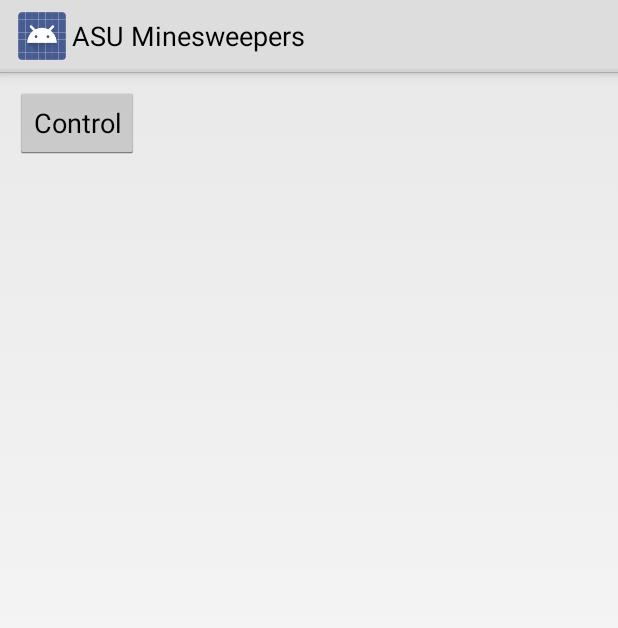
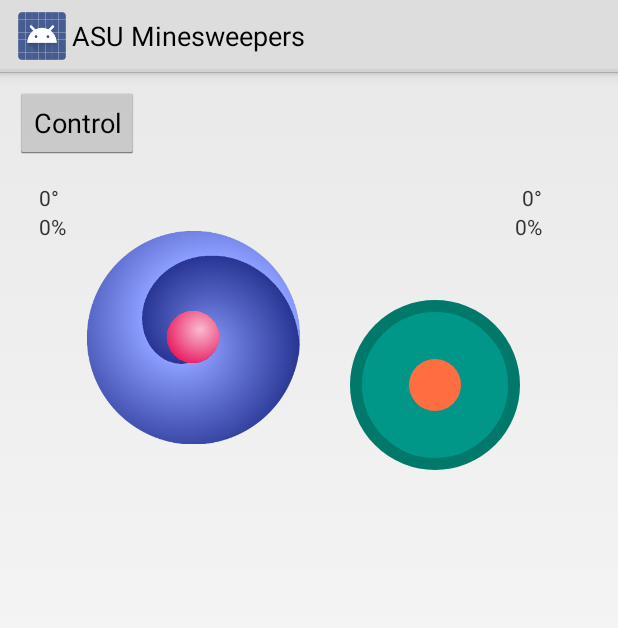
Before and after one commit to AhmedSadek60/android-BluetoothLeGatt-master, an Android app: the layout gatt_services_characteristics.xml on its own in the app's theme, with its tools: preview values and no code run, on a phone screen of 412 x 824 dp. Shown: the top 628 px of the screen. Run offline under Robolectric (Android 15) with nearby library versions, the phone set to English and light mode, and no system bars.

Commit message:
Joystick added and thread

```diff
--- a/Application/src/main/AndroidManifest.xml
+++ b/Application/src/main/AndroidManifest.xml
@@ -37,13 +37,15 @@
         android:icon="@drawable/ic_launcher"
         android:theme="@android:style/Theme.Holo.Light">
         <activity android:name=".DeviceScanActivity"
+
             android:label="@string/app_name">
             <intent-filter>
                 <action android:name="android.intent.action.MAIN"/>
                 <category android:name="android.intent.category.LAUNCHER"/>
             </intent-filter>
         </activity>
-        <activity android:name=".DeviceControlActivity"/>
+        <activity android:name=".DeviceControlActivity"
+            android:screenOrientation="landscape"/>
 
         <service android:name=".BluetoothLeService" android:enabled="true"/>
     </application>
--- a/Application/src/main/res/layout/gatt_services_characteristics.xml
+++ b/Application/src/main/res/layout/gatt_services_characteristics.xml
@@ -20,13 +20,84 @@
         android:layout_margin="10dp">
     <LinearLayout
         android:layout_width="wrap_content"
-        android:layout_height="wrap_content">
+        android:layout_height="wrap_content"
+        android:orientation="vertical">
 
     <Button
         android:layout_width="wrap_content"
         android:layout_height="wrap_content"
         android:text="Control"
         android:id="@+id/control_button"/>
+
+
+        <RelativeLayout
+            xmlns:android="http://schemas.android.com/apk/res/android"
+            xmlns:tools="http://schemas.android.com/tools"
+            android:layout_width="367dp"
+            android:layout_height="238dp"
+            tools:context="io.github.controlwear.joystickdemo.MainActivity"
+            android:padding="16dp">
+
+            <TextView
+                android:id="@+id/textView_angle_left"
+                android:layout_width="wrap_content"
+                android:layout_height="wrap_content"
+                android:text="0°"/>
+
+
+            <TextView
+                android:id="@+id/textView_strength_left"
+                android:layout_width="wrap_content"
+                android:layout_height="wrap_content"
+                android:layout_below="@+id/textView_angle_left"
+                android:text="0%"/>
+
+
+            <io.github.controlwear.virtual.joystick.android.JoystickView
+                xmlns:custom="http://schemas.android.com/apk/res-auto"
+                android:id="@+id/joystickView_left"
+                android:layout_width="wrap_content"
+                android:layout_height="wrap_content"
+                android:layout_alignParentBottom="true"
+                android:layout_margin="32dp"
+                android:background="@drawable/joystick_background"
+                custom:JV_buttonImage="@drawable/pink_ball"
+                custom:JV_fixedCenter="true"/>
+
+
+            <TextView
+                android:id="@+id/textView_angle_right"
+                android:layout_width="wrap_content"
+                android:layout_height="wrap_content"
+                android:layout_alignParentRight="true"
+                android:text="0°"/>
+
+
+            <TextView
+                android:id="@+id/textView_strength_right"
+                android:layout_width="wrap_content"
+                android:layout_height="wrap_content"
+                android:layout_alignParentRight="true"
+                android:layout_below="@+id/textView_angle_right"
+                android:text="0%"/>
+
+
+            <io.github.controlwear.virtual.joystick.android.JoystickView
+                xmlns:custom="http://schemas.android.com/apk/res-auto"
+                android:id="@+id/joystickView_right"
+                android:layout_width="wrap_content"
+                android:layout_height="wrap_content"
+                android:layout_alignParentBottom="true"
+                android:layout_alignParentRight="true"
+                android:layout_marginTop="64dp"
+                custom:JV_borderWidth="8dp"
+                custom:JV_backgroundColor="#009688"
+                custom:JV_borderColor="#00796B"
+                custom:JV_buttonColor="#FF6E40"/>
+
+        </RelativeLayout>
+
+
 
     </LinearLayout>
 
--- a/Application/src/main/res/values/strings.xml
+++ b/Application/src/main/res/values/strings.xml
@@ -21,7 +21,7 @@
     <string name="no_data">No data</string>
     <string name="connected">Connected</string>
     <string name="disconnected">Disconnected</string>
-    <string name="title_devices">BLE Device Scan</string>
+    <string name="title_devices">ASU Minesweeper</string>
     <string name="error_bluetooth_not_supported">Bluetooth not supported.</string>
 
     <string name="unknown_device">Unknown device</string>
```
Also changed, not shown: Application/src/main/java/com/example/android/bluetoothlegatt/ConnectThread.java (added, +46 -0 lines), Application/src/main/java/com/example/android/bluetoothlegatt/ConnectedThread.java (added, +60 -0 lines), Application/src/main/java/com/example/android/bluetoothlegatt/DeviceControlActivity.java (+40 -0 lines), Application/src/main/java/com/example/android/bluetoothlegatt/DeviceScanActivity.java (+21 -3 lines), Application/src/main/res/drawable-xhdpi/joystick_background.png (added), Application/src/main/res/drawable-xhdpi/pink_ball.png (added), 286 other files.
